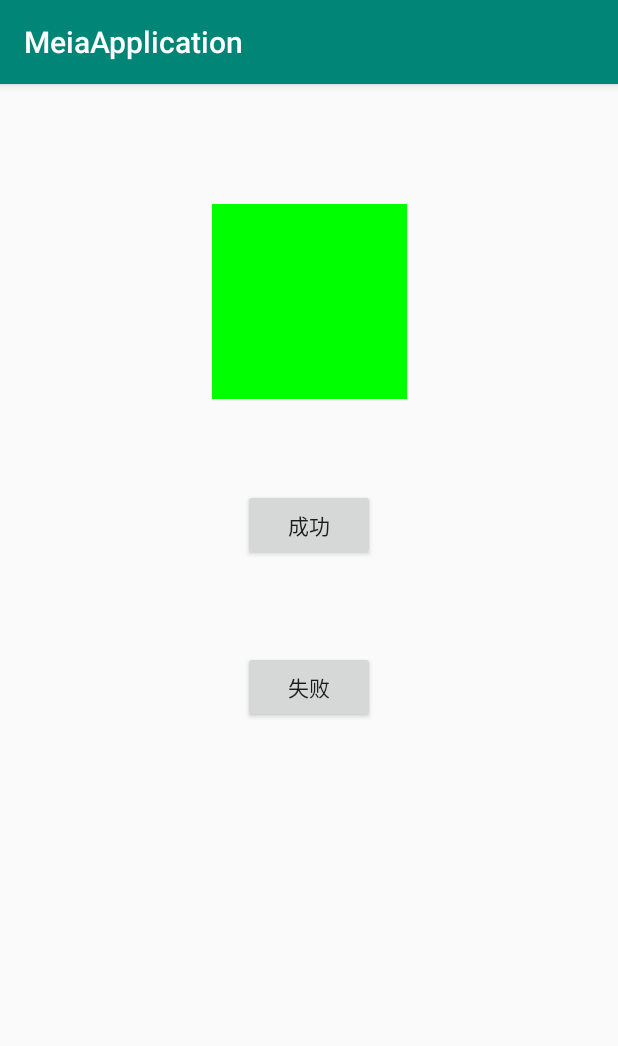
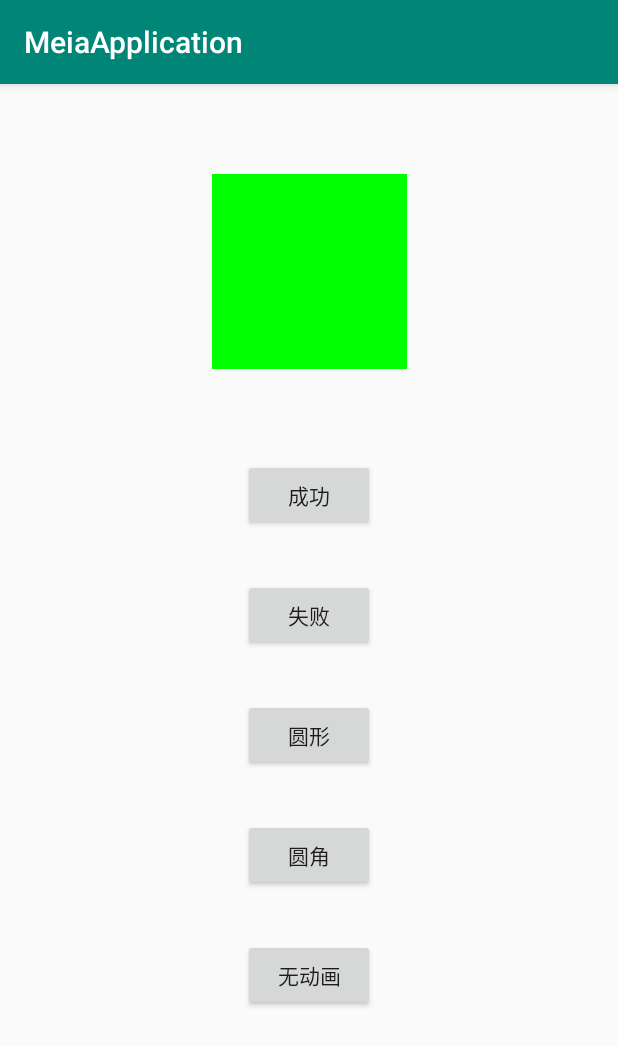
Before and after one commit to ykiZheng/Android-2021-Summer, an Android app: the ImageActivity screen opened directly, with no data from a screen before it, after a tap on "失败", on a phone screen of 412 x 824 dp. Shown: the top 1046 px of the screen. Run offline under Robolectric (Android 15) with nearby library versions, the phone set to English and light mode, and no system bars; pictures from the network do not load; 1 other tap on this screen came first.

Commit message:
:sparkles: 补充完成可选部分

```diff
--- a/Day7/MeiaApplication/app/build.gradle
+++ b/Day7/MeiaApplication/app/build.gradle
@@ -18,8 +18,8 @@ android {
         }
     }
 }
+dependencies {
 
-dependencies {
     implementation fileTree(dir: 'libs', include: ['*.jar'])
     implementation 'androidx.appcompat:appcompat:1.0.2'
     implementation 'androidx.constraintlayout:constraintlayout:1.1.3'
--- a/Day7/MeiaApplication/app/src/main/java/com/example/meiaapplication/ImageActivity.java
+++ b/Day7/MeiaApplication/app/src/main/java/com/example/meiaapplication/ImageActivity.java
@@ -2,20 +2,25 @@ package com.example.meiaapplication;
 
 import androidx.appcompat.app.AppCompatActivity;
 
+import android.graphics.drawable.GradientDrawable;
 import android.os.Bundle;
 import android.view.View;
 import android.widget.ImageView;
 
 import com.bumptech.glide.Glide;
+import com.bumptech.glide.load.resource.bitmap.RoundedCorners;
+import com.bumptech.glide.load.resource.drawable.DrawableTransitionOptions;
 import com.bumptech.glide.request.RequestOptions;
 
 import java.net.URL;
 
 import static com.bumptech.glide.load.resource.drawable.DrawableTransitionOptions.withCrossFade;
-public class ImageActivity extends AppCompatActivity implements View.OnClickListener{
+
+public class ImageActivity extends AppCompatActivity implements View.OnClickListener {
 
     ImageView imageView;
     String mockUrl = "https://p8.itc.cn/images01/20210414/4f017835b63447978d323ba7b6760b87.jpeg";
+    String mockUrl2 = "http://img.wxcha.com/m00/0a/72/49d759935a1fcc8168bde9f17d22b183.jpg";
     String mockErrorUrl = "https://upload.wikimedia.org/wikipedia/commons/thumb/6/64/Android_logo_2019_%28stacked%29.svg/400px-Android_logo_2019_%28stacked%29.svg.png";
 
 
@@ -25,28 +30,63 @@ public class ImageActivity extends AppCompatActivity implements View.OnClickList
         setContentView(R.layout.activity_image);
         init();
     }
-    private void init(){
+
+    private void init() {
         findViewById(R.id.btnFailure).setOnClickListener(this);
         findViewById(R.id.btnSuccess).setOnClickListener(this);
+        findViewById(R.id.btn_circle).setOnClickListener(this);
+        findViewById(R.id.btn_circle_square).setOnClickListener(this);
+        findViewById(R.id.btn_change).setOnClickListener(this);
         imageView = findViewById(R.id.img);
     }
 
-    private void changeImg(String url){
+    private void changeImg(String url) {
+        RequestOptions options = new RequestOptions().bitmapTransform(new RoundedCorners(80));
         Glide.with(this).load(url)
                 .placeholder(R.drawable.rectangle)
-                .apply(new RequestOptions().centerCrop())
+                .apply(options)
                 .transition(withCrossFade())
                 .into(imageView);
     }
 
     @Override
     public void onClick(View v) {
-        switch(v.getId()){
+        switch (v.getId()) {
             case R.id.btnSuccess:
-                changeImg(mockUrl);
+                Glide.with(this).load(mockUrl)
+                        .placeholder(R.drawable.rectangle)
+                        .apply(new RequestOptions().centerCrop())
+                        .transition(withCrossFade())
+                        .into(imageView);
                 break;
             case R.id.btnFailure:
-                changeImg(mockErrorUrl);
+                Glide.with(this).load(mockErrorUrl)
+                        .placeholder(R.drawable.rectangle)
+                        .apply(new RequestOptions().centerCrop())
+                        .transition(withCrossFade())
+                        .into(imageView);
+                break;
+            case R.id.btn_circle:
+                Glide.with(this).load(mockUrl)
+                        .placeholder(R.drawable.rectangle)
+                        .apply(new RequestOptions().centerCrop().circleCrop())
+                        .transition(withCrossFade())
+                        .into(imageView);
+                break;
+            case R.id.btn_circle_square:
+                RequestOptions options2 = new RequestOptions().bitmapTransform(new RoundedCorners(80));
+                Glide.with(this).load(mockUrl)
+                        .placeholder(R.drawable.rectangle)
+                        .apply(options2)
+                        .transition(withCrossFade())
+                        .into(imageView);
+                break;
+            case R.id.btn_change:
+                Glide.with(this).load(mockUrl2)
+                        .placeholder(R.drawable.rectangle)
+                        .apply(new RequestOptions().centerCrop().circleCrop())
+                        .dontAnimate()
+                        .into(imageView);
                 break;
         }
 
--- a/Day7/MeiaApplication/app/src/main/res/layout/activity_image.xml
+++ b/Day7/MeiaApplication/app/src/main/res/layout/activity_image.xml
@@ -10,7 +10,7 @@
         android:id="@+id/img"
         android:layout_width="130dp"
         android:layout_height="130dp"
-        android:layout_marginTop="80dp"
+        android:layout_marginTop="60dp"
         app:layout_constraintEnd_toEndOf="parent"
         app:layout_constraintHorizontal_bias="0.5"
         app:layout_constraintStart_toStartOf="parent"
@@ -32,10 +32,43 @@
         android:id="@+id/btnFailure"
         android:layout_width="wrap_content"
         android:layout_height="wrap_content"
-        android:layout_marginTop="60dp"
+        android:layout_marginTop="32dp"
         android:text="失败"
         app:layout_constraintEnd_toEndOf="parent"
         app:layout_constraintHorizontal_bias="0.5"
         app:layout_constraintStart_toStartOf="parent"
         app:layout_constraintTop_toBottomOf="@+id/btnSuccess" />
+
+    <Button
+        android:id="@+id/btn_circle"
+        android:layout_width="wrap_content"
+        android:layout_height="wrap_content"
+        android:layout_marginTop="32dp"
+        android:text="圆形"
+        app:layout_constraintEnd_toEndOf="parent"
+        app:layout_constraintHorizontal_bias="0.5"
+        app:layout_constraintStart_toStartOf="parent"
+        app:layout_constraintTop_toBottomOf="@+id/btnFailure" />
+
+    <Button
+        android:id="@+id/btn_circle_square"
+        android:layout_width="wrap_content"
+        android:layout_height="wrap_content"
+        android:layout_marginTop="32dp"
+        android:text="圆角"
+        app:layout_constraintEnd_toEndOf="parent"
+        app:layout_constraintHorizontal_bias="0.5"
+        app:layout_constraintStart_toStartOf="parent"
+        app:layout_constraintTop_toBottomOf="@+id/btn_circle" />
+
+    <Button
+        android:id="@+id/btn_change"
+        android:layout_width="wrap_content"
+        android:layout_height="wrap_content"
+        android:layout_marginTop="32dp"
+        android:text="无动画"
+        app:layout_constraintEnd_toEndOf="parent"
+        app:layout_constraintHorizontal_bias="0.5"
+        app:layout_constraintStart_toStartOf="parent"
+        app:layout_constraintTop_toBottomOf="@+id/btn_circle_square" />
 </androidx.constraintlayout.widget.ConstraintLayout>
--- a/Day7/MeiaApplication/app/src/main/res/layout/activity_video.xml
+++ b/Day7/MeiaApplication/app/src/main/res/layout/activity_video.xml
@@ -1,10 +1,11 @@
 <?xml version="1.0" encoding="utf-8"?>
-<androidx.constraintlayout.widget.ConstraintLayout xmlns:android="http://schemas.android.com/apk/res/android"
+<RelativeLayout xmlns:android="http://schemas.android.com/apk/res/android"
     xmlns:app="http://schemas.android.com/apk/res-auto"
     xmlns:tools="http://schemas.android.com/tools"
     android:layout_width="match_parent"
     android:layout_height="match_parent"
     tools:context=".VideoActivity">
+
 
     <VideoView
         android:id="@+id/videoView"
@@ -12,4 +13,4 @@
         android:layout_height="match_parent"
         tools:layout_editor_absoluteX="0dp"
         tools:layout_editor_absoluteY="0dp" />
-</androidx.constraintlayout.widget.ConstraintLayout>
+</RelativeLayout>
```
Also changed, not shown: Day7/MeiaApplication/app/src/main/AndroidManifest.xml (+10 -1 lines), Day7/MeiaApplication/app/src/main/java/com/example/meiaapplication/OnlineActivity.java (renamed from Day3/Homework/app/src/main/java/com/example/chapter3/homework/Ch3Ex1Activity.java, +50 -45 lines).
